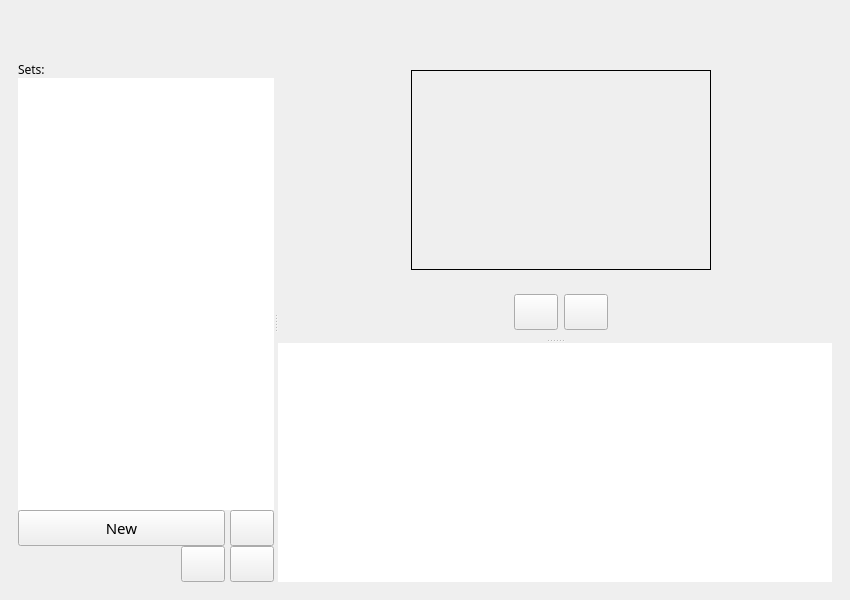
The window that flashcards.ui (gryglik/pipr-project-flashcards) describes before a commit, drawn with Qt 5.
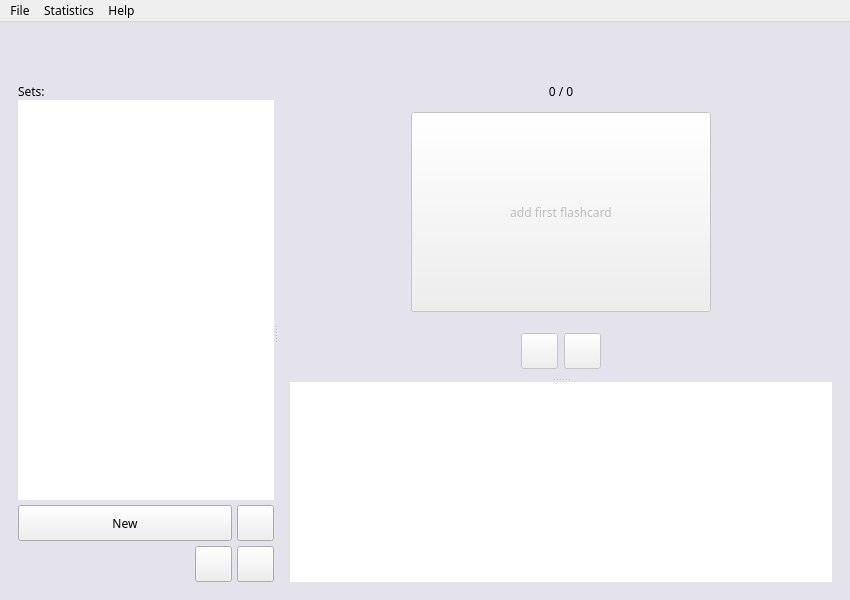
The same window after the commit. Icons and pictures are not drawn. Custom widgets are drawn as their Qt base class.

Commit message: Developed _initialiseSession method and implemented methods to manage flashcards in set

```diff
--- a/flashcards.ui
+++ b/flashcards.ui
@@ -5,6 +5,14 @@
   <property name="enabled">
    <bool>true</bool>
   </property>
+  <property name="geometry">
+   <rect>
+    <x>0</x>
+    <y>0</y>
+    <width>850</width>
+    <height>600</height>
+   </rect>
+  </property>
   <property name="minimumSize">
    <size>
     <width>850</width>
@@ -25,14 +33,41 @@
 	font-family: Futura;
 }
 
-QPushButton {
+MyPushButton {
 	font-size: 15px;
+	background-color: transparent;
+	border-width: 2px;
+	border-style: solid;
+	border-color: #ffffff;
+}
+
+MyPushButton:hover {
+	border-color: #9e5db8
+}
+
+MyPushButton#btn_flashcard{
+	border-width: 5px;
 }
 
 QListWidget {
 	background-color: white;
 	font-size: 20px;
 }
+
+QMainWindow{
+	background-color: #e4e2eb;
+}
+
+QLineEdit{
+	background-color: transparent;
+	border-bottom: 3px;
+	border-bottom-style: solid;
+	border-bottom-color: #9e5db8;
+}
+
+Line{
+	border-color: beige
+}
 </string>
   </property>
   <widget class="QWidget" name="centralwidget">
@@ -210,7 +245,7 @@
           <property name="orientation">
            <enum>Qt::Horizontal</enum>
           </property>
-          <widget class="QWidget" name="">
+          <widget class="QWidget" name="layoutWidget">
            <layout class="QVBoxLayout" name="verticalLayout">
             <property name="spacing">
              <number>0</number>
@@ -259,6 +294,9 @@
               <property name="spacing">
                <number>5</number>
               </property>
+              <property name="topMargin">
+               <number>5</number>
+              </property>
               <item>
                <widget class="QPushButton" name="btn_new_set">
                 <property name="sizePolicy">
@@ -276,7 +314,6 @@
                 <property name="font">
                  <font>
                   <family>Futura</family>
-                  <pointsize>-1</pointsize>
                  </font>
                 </property>
                 <property name="text">
@@ -301,7 +338,6 @@
                 <property name="font">
                  <font>
                   <family>Futura</family>
-                  <pointsize>-1</pointsize>
                  </font>
                 </property>
                 <property name="text">
@@ -321,7 +357,7 @@
                <number>5</number>
               </property>
               <property name="topMargin">
-               <number>0</number>
+               <number>5</number>
               </property>
               <item>
                <spacer name="horizontalSpacer">
@@ -353,7 +389,6 @@
                 <property name="font">
                  <font>
                   <family>Futura</family>
-                  <pointsize>-1</pointsize>
                  </font>
                 </property>
                 <property name="text">
@@ -382,7 +417,6 @@
                 <property name="font">
                  <font>
                   <family>Futura</family>
-                  <pointsize>-1</pointsize>
                  </font>
                 </property>
                 <property name="text">
@@ -416,9 +450,9 @@
            </property>
            <widget class="QWidget" name="page_2"/>
            <widget class="QWidget" name="set_page">
-            <layout class="QVBoxLayout" name="verticalLayout_3">
+            <layout class="QVBoxLayout" name="verticalLayout_8">
              <property name="leftMargin">
-              <number>0</number>
+              <number>12</number>
              </property>
              <property name="topMargin">
               <number>0</number>
@@ -442,11 +476,24 @@
                  </sizepolicy>
                 </property>
                 <layout class="QVBoxLayout" name="verticalLayout_7">
-                 <property name="leftMargin">
-                  <number>12</number>
-                 </property>
                  <item>
-                  <widget class="QWidget" name="widget_2" native="true">
+                  <widget class="QLabel" name="lbl_flashcard_count">
+                   <property name="sizePolicy">
+                    <sizepolicy hsizetype="Preferred" vsizetype="Minimum">
+                     <horstretch>0</horstretch>
+                     <verstretch>0</verstretch>
+                    </sizepolicy>
+                   </property>
+                   <property name="text">
+                    <string>0 / 0</string>
+                   </property>
+                   <property name="alignment">
+                    <set>Qt::AlignCenter</set>
+                   </property>
+                  </widget>
+                 </item>
+                 <item>
+                  <widget class="QWidget" name="flashcard" native="true">
                    <property name="sizePolicy">
                     <sizepolicy hsizetype="Preferred" vsizetype="Expanding">
                      <horstretch>0</horstretch>
@@ -454,8 +501,23 @@
                     </sizepolicy>
                    </property>
                    <layout class="QGridLayout" name="gridLayout">
-                    <item row="0" column="0">
-                     <widget class="QLabel" name="flashcard">
+                    <property name="leftMargin">
+                     <number>0</number>
+                    </property>
+                    <property name="topMargin">
+                     <number>0</number>
+                    </property>
+                    <property name="rightMargin">
+                     <number>0</number>
+                    </property>
+                    <property name="bottomMargin">
+                     <number>0</number>
+                    </property>
+                    <item row="1" column="0">
+                     <widget class="MyPushButton" name="btn_flashcard">
+                      <property name="enabled">
+                       <bool>false</bool>
+                      </property>
                       <property name="sizePolicy">
                        <sizepolicy hsizetype="Fixed" vsizetype="Fixed">
                         <horstretch>0</horstretch>
@@ -468,20 +530,11 @@
                         <height>200</height>
                        </size>
                       </property>
-                      <property name="sizeIncrement">
-                       <size>
-                        <width>30</width>
-                        <height>20</height>
-                       </size>
-                      </property>
-                      <property name="frameShape">
-                       <enum>QFrame::Box</enum>
-                      </property>
                       <property name="text">
-                       <string/>
+                       <string>add first flashcard</string>
                       </property>
-                      <property name="alignment">
-                       <set>Qt::AlignCenter</set>
+                      <property name="checkable">
+                       <bool>true</bool>
                       </property>
                      </widget>
                     </item>
@@ -511,7 +564,10 @@
                      </spacer>
                     </item>
                     <item>
-                     <widget class="QPushButton" name="btn_previous_flashcard">
+                     <widget class="MyPushButton" name="btn_previous_flashcard">
+                      <property name="enabled">
+                       <bool>false</bool>
+                      </property>
                       <property name="sizePolicy">
                        <sizepolicy hsizetype="Fixed" vsizetype="Fixed">
                         <horstretch>0</horstretch>
@@ -527,7 +583,6 @@
                       <property name="font">
                        <font>
                         <family>Futura</family>
-                        <pointsize>-1</pointsize>
                        </font>
                       </property>
                       <property name="text">
@@ -540,7 +595,10 @@
                      </widget>
                     </item>
                     <item>
-                     <widget class="QPushButton" name="btn_next_flashcard">
+                     <widget class="MyPushButton" name="btn_next_flashcard">
+                      <property name="enabled">
+                       <bool>false</bool>
+                      </property>
                       <property name="sizePolicy">
                        <sizepolicy hsizetype="Fixed" vsizetype="Fixed">
                         <horstretch>0</horstretch>
@@ -556,7 +614,6 @@
                       <property name="font">
                        <font>
                         <family>Futura</family>
-                        <pointsize>-1</pointsize>
                        </font>
                       </property>
                       <property name="text">
@@ -586,22 +643,34 @@
                  </item>
                 </layout>
                </widget>
-               <widget class="QListWidget" name="listFlashcards">
-                <property name="sizePolicy">
-                 <sizepolicy hsizetype="Preferred" vsizetype="Expanding">
-                  <horstretch>0</horstretch>
-                  <verstretch>1</verstretch>
-                 </sizepolicy>
-                </property>
-                <property name="frameShape">
-                 <enum>QFrame::NoFrame</enum>
-                </property>
-                <property name="horizontalScrollBarPolicy">
-                 <enum>Qt::ScrollBarAlwaysOff</enum>
-                </property>
-                <property name="uniformItemSizes">
-                 <bool>true</bool>
-                </property>
+               <widget class="QWidget" name="layoutWidget">
+                <layout class="QVBoxLayout" name="verticalLayout_3">
+                 <property name="spacing">
+                  <number>0</number>
+                 </property>
+                 <item>
+                  <widget class="NewFlashcardWidget" name="widget_new_flashcard" native="true"/>
+                 </item>
+                 <item>
+                  <widget class="QListWidget" name="list_flashcards">
+                   <property name="sizePolicy">
+                    <sizepolicy hsizetype="Preferred" vsizetype="Expanding">
+                     <horstretch>0</horstretch>
+                     <verstretch>1</verstretch>
+                    </sizepolicy>
+                   </property>
+                   <property name="frameShape">
+                    <enum>QFrame::NoFrame</enum>
+                   </property>
+                   <property name="horizontalScrollBarPolicy">
+                    <enum>Qt::ScrollBarAlwaysOff</enum>
+                   </property>
+                   <property name="uniformItemSizes">
+                    <bool>true</bool>
+                   </property>
+                  </widget>
+                 </item>
+                </layout>
                </widget>
               </widget>
              </item>
@@ -616,7 +685,80 @@
     </item>
    </layout>
   </widget>
+  <widget class="QMenuBar" name="menuBar">
+   <property name="geometry">
+    <rect>
+     <x>0</x>
+     <y>0</y>
+     <width>850</width>
+     <height>37</height>
+    </rect>
+   </property>
+   <widget class="QMenu" name="menuFile">
+    <property name="title">
+     <string>File</string>
+    </property>
+    <addaction name="actionImport_Flashcards_Set"/>
+    <addaction name="actionExport_Flashcards_Set"/>
+   </widget>
+   <widget class="QMenu" name="menuHelp">
+    <property name="title">
+     <string>Help</string>
+    </property>
+    <addaction name="actionFlashcards"/>
+   </widget>
+   <widget class="QMenu" name="menuStatistics">
+    <property name="title">
+     <string>Statistics</string>
+    </property>
+   </widget>
+   <addaction name="menuFile"/>
+   <addaction name="menuStatistics"/>
+   <addaction name="menuHelp"/>
+  </widget>
+  <action name="actionImport_Flashcards_Set">
+   <property name="enabled">
+    <bool>false</bool>
+   </property>
+   <property name="icon">
+    <iconset>
+     <normaloff>icons/import.png</normaloff>icons/import.png</iconset>
+   </property>
+   <property name="text">
+    <string>Import Flashcards Set...</string>
+   </property>
+  </action>
+  <action name="actionExport_Flashcards_Set">
+   <property name="enabled">
+    <bool>false</bool>
+   </property>
+   <property name="icon">
+    <iconset>
+     <normaloff>icons/export.png</normaloff>icons/export.png</iconset>
+   </property>
+   <property name="text">
+    <string>Export Flashcards Set...</string>
+   </property>
+  </action>
+  <action name="actionFlashcards">
+   <property name="text">
+    <string>Flashcards</string>
+   </property>
+  </action>
  </widget>
+ <customwidgets>
+  <customwidget>
+   <class>MyPushButton</class>
+   <extends>QPushButton</extends>
+   <header>basic_widgets.h</header>
+  </customwidget>
+  <customwidget>
+   <class>NewFlashcardWidget</class>
+   <extends>QWidget</extends>
+   <header>widgets.h</header>
+   <container>1</container>
+  </customwidget>
+ </customwidgets>
  <resources/>
  <connections/>
 </ui>
```
Left out of the diff: 20 changed lines with no effect on the pictures. The commit also changes 16 other files.
